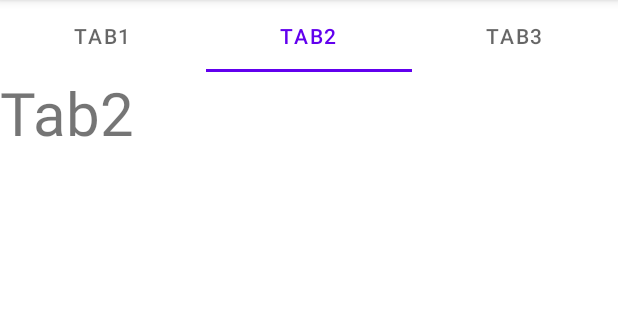
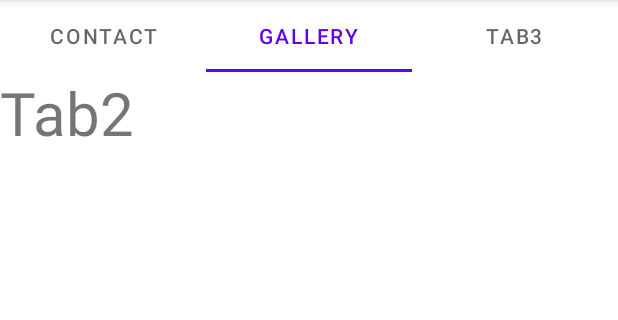
Before and after one commit to jinhyukj/jinplminpl, an Android app: the screen it shows after launch (MainActivity), tab 2 chosen, on a phone screen of 412 x 824 dp, the part 84-404 px from its top. Run offline under Robolectric (Android 15) with nearby library versions, the phone set to English and light mode, and no system bars; 1 statement that could not run was skipped.

Commit message:
7/3 tab swipe

```diff
--- a/app/src/main/AndroidManifest.xml
+++ b/app/src/main/AndroidManifest.xml
@@ -3,6 +3,7 @@
     package="com.example.myapplication">
 
     <uses-permission android:name="android.permission.READ_CONTACTS"/>
+    <uses-permission android:name="android.permission.WRITE_CONTACTS" />
 
     <application
         android:allowBackup="true"
--- /dev/null
+++ b/app/src/main/java/com/example/myapplication/FragmentAdapter.java
@@ -0,0 +1,31 @@
+package com.example.myapplication;
+
+import androidx.annotation.NonNull;
+import androidx.fragment.app.Fragment;
+import androidx.fragment.app.FragmentManager;
+import androidx.lifecycle.Lifecycle;
+import androidx.viewpager2.adapter.FragmentStateAdapter;
+
+public class FragmentAdapter extends FragmentStateAdapter {
+
+    public FragmentAdapter(@NonNull FragmentManager fragmentManager, @NonNull Lifecycle lifecycle) {
+        super(fragmentManager, lifecycle);
+    }
+
+    @NonNull
+    @Override
+    public Fragment createFragment(int position) {
+        switch(position){
+            case 1:
+                return new Tab2();
+            case 2:
+                return new Tab3();
+        }
+        return new Tab1();
+    }
+
+    @Override
+    public int getItemCount() {
+        return 0;
+    }
+}
--- a/app/src/main/java/com/example/myapplication/MainActivity.java
+++ b/app/src/main/java/com/example/myapplication/MainActivity.java
@@ -4,18 +4,16 @@ import androidx.annotation.NonNull;
 import androidx.appcompat.app.AppCompatActivity;
 import androidx.fragment.app.Fragment;
 import androidx.fragment.app.FragmentPagerAdapter;
-import androidx.fragment.app.FragmentStatePagerAdapter;
 import androidx.viewpager.widget.ViewPager;
 
 import android.os.Bundle;
 
 import com.google.android.material.tabs.TabLayout;
 
-
 public class MainActivity extends AppCompatActivity {
 
-    private TabLayout tabLayout;
-    private ViewPager viewPager;
+    TabLayout tabLayout;
+    ViewPager viewPager;
 
     @Override
     protected void onCreate(Bundle savedInstanceState) {
@@ -25,50 +23,13 @@ public class MainActivity extends AppCompatActivity {
         tabLayout = findViewById(R.id.tabLayout);
         viewPager = findViewById(R.id.viewPager);
 
-        tabLayout.addTab(tabLayout.newTab().setText("Tab1"));
-        tabLayout.addTab(tabLayout.newTab().setText("Tab2"));
-        tabLayout.addTab(tabLayout.newTab().setText("Tab3"));
+        tabLayout.setupWithViewPager(viewPager);
 
-        viewPager.setAdapter(new FragmentStatePagerAdapter(getSupportFragmentManager(), FragmentPagerAdapter.BEHAVIOR_RESUME_ONLY_CURRENT_FRAGMENT) {
-            @NonNull
-            @Override
-            public Fragment getItem(int position) {
-                switch (position){
-                    case 0:
-                        Tab1 tab1 = new Tab1();
-                        return tab1;
-                    case 1:
-                        Tab2 tab2 = new Tab2();
-                        return tab2;
-                    case 2:
-                        Tab3 tab3 = new Tab3();
-                        return tab3;
-                    default:
-                        return null;
-                }
-            }
+        ViewPagerAdapter adapter = new ViewPagerAdapter(getSupportFragmentManager(), FragmentPagerAdapter.BEHAVIOR_RESUME_ONLY_CURRENT_FRAGMENT);
+        adapter.addFragment(new Tab1(), "CONTACT");
+        adapter.addFragment(new Tab2(), "GALLERY");
+        adapter.addFragment(new Tab3(), "TAB3");
+        viewPager.setAdapter(adapter);
 
-            @Override
-            public int getCount() {
-                return tabLayout.getTabCount();
-            }
-        });
-
-        tabLayout.addOnTabSelectedListener(new TabLayout.OnTabSelectedListener() {
-            @Override
-            public void onTabSelected(TabLayout.Tab tab) {
-                viewPager.setCurrentItem(tab.getPosition());
-            }
-
-            @Override
-            public void onTabUnselected(TabLayout.Tab tab) {
-
-            }
-
-            @Override
-            public void onTabReselected(TabLayout.Tab tab) {
-
-            }
-        });
     }
 }
--- a/app/src/main/java/com/example/myapplication/Tab1.java
+++ b/app/src/main/java/com/example/myapplication/Tab1.java
@@ -153,9 +153,6 @@ public class Tab1 extends Fragment {
         else{
             //When permission is denied
             //Display toast
-            //Toast.makeText(Tab1.this, "Permission Denied", Toast.LENGTH_SHORT).show();
-
-            //call check permission method
             checkPermisson();
 
         }
--- a/app/src/main/java/com/example/myapplication/ViewPagerAdapter.java
+++ b/app/src/main/java/com/example/myapplication/ViewPagerAdapter.java
@@ -5,19 +5,38 @@ import androidx.fragment.app.Fragment;
 import androidx.fragment.app.FragmentManager;
 import androidx.fragment.app.FragmentPagerAdapter;
 
+import java.util.ArrayList;
+
 public class ViewPagerAdapter extends FragmentPagerAdapter {
-    public ViewPagerAdapter(@NonNull FragmentManager fm) {
-        super(fm);
+    private final ArrayList<Fragment> fragmentArrayList = new ArrayList<>();
+    private final ArrayList<String> fragmentTitle = new ArrayList<>();
+
+    public ViewPagerAdapter(@NonNull FragmentManager fm, int behavior) {
+        super(fm, behavior);
     }
 
     @NonNull
     @Override
     public Fragment getItem(int position) {
-        return null;
+        return fragmentArrayList.get(position);
     }
 
     @Override
     public int getCount() {
-        return 0;
+        return fragmentArrayList.size();
     }
+
+    public void addFragment(Fragment fragment, String title){
+        fragmentArrayList.add(fragment);
+        fragmentTitle.add(title);
+    }
+
+    @NonNull
+    @Override
+    public CharSequence getPageTitle(int position){
+        return fragmentTitle.get(position);
+    }
+
+
+
 }
--- a/app/src/main/res/layout/activity_main.xml
+++ b/app/src/main/res/layout/activity_main.xml
@@ -1,23 +1,48 @@
 <?xml version="1.0" encoding="utf-8"?>
-<androidx.constraintlayout.widget.ConstraintLayout xmlns:android="http://schemas.android.com/apk/res/android"
+<androidx.constraintlayout.widget.ConstraintLayout
+    xmlns:android="http://schemas.android.com/apk/res/android"
     xmlns:app="http://schemas.android.com/apk/res-auto"
     xmlns:tools="http://schemas.android.com/tools"
     android:layout_width="match_parent"
     android:layout_height="match_parent"
     tools:context=".MainActivity">
 
+
     <com.google.android.material.tabs.TabLayout
         android:id="@+id/tabLayout"
         android:layout_width="match_parent"
         android:layout_height="wrap_content"
-        tools:ignore="MissingConstraints" />
+        app:layout_constraintEnd_toEndOf="parent"
+        app:layout_constraintHorizontal_bias="0.5"
+        app:layout_constraintStart_toStartOf="parent"
+        app:layout_constraintTop_toTopOf="parent">
+
+        <com.google.android.material.tabs.TabItem
+            android:layout_width="wrap_content"
+            android:layout_height="wrap_content"
+            android:text="CONTACT" />
+
+        <com.google.android.material.tabs.TabItem
+            android:layout_width="wrap_content"
+            android:layout_height="wrap_content"
+            android:text="GALLERY" />
+
+        <com.google.android.material.tabs.TabItem
+            android:layout_width="wrap_content"
+            android:layout_height="wrap_content"
+            android:text="TAB3" />
+
+    </com.google.android.material.tabs.TabLayout>
 
     <androidx.viewpager.widget.ViewPager
         android:id="@+id/viewPager"
         android:layout_width="match_parent"
-        android:layout_height="0dp"
+        android:layout_height="wrap_content"
+        app:layout_constraintBottom_toBottomOf="parent"
+        app:layout_constraintEnd_toEndOf="parent"
+        app:layout_constraintStart_toStartOf="parent"
         app:layout_constraintTop_toBottomOf="@+id/tabLayout"
-        app:layout_constraintBottom_toBottomOf="parent"
-        />
+        app:layout_constraintVertical_bias="0.0" />
+
 
 </androidx.constraintlayout.widget.ConstraintLayout>
--- a/app/src/main/res/values/colors.xml
+++ b/app/src/main/res/values/colors.xml
@@ -8,5 +8,6 @@
     <color name="black">#FF000000</color>
     <color name="white">#FFFFFFFF</color>
     <color name="backgroundfragment">#2b2b2b</color>
+    <color name="colorPrimary">#BDFFBF</color>
 
 </resources>
```
